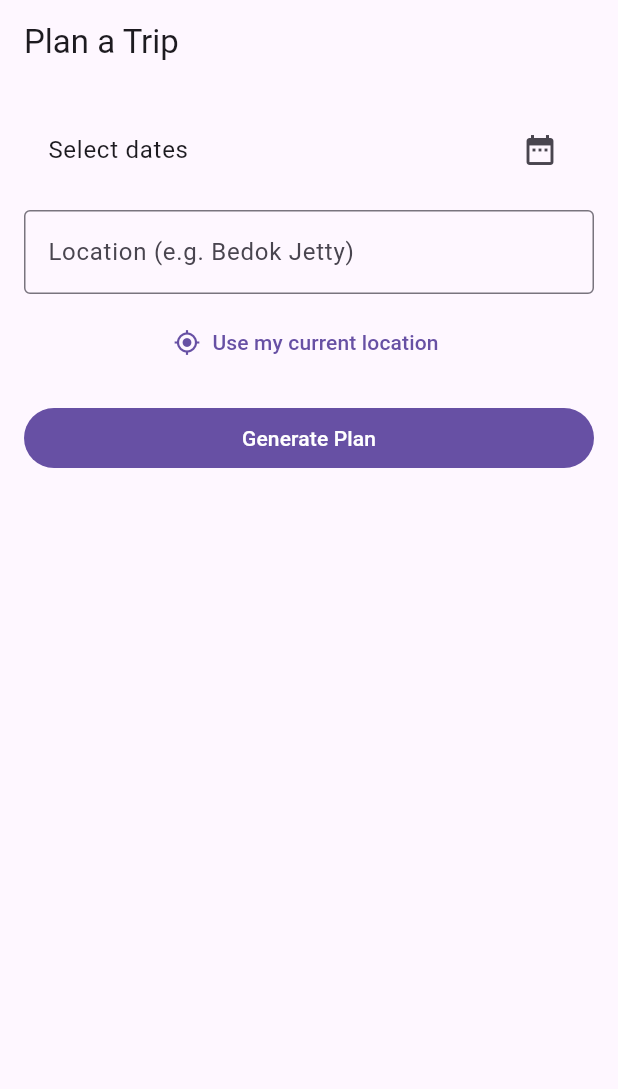
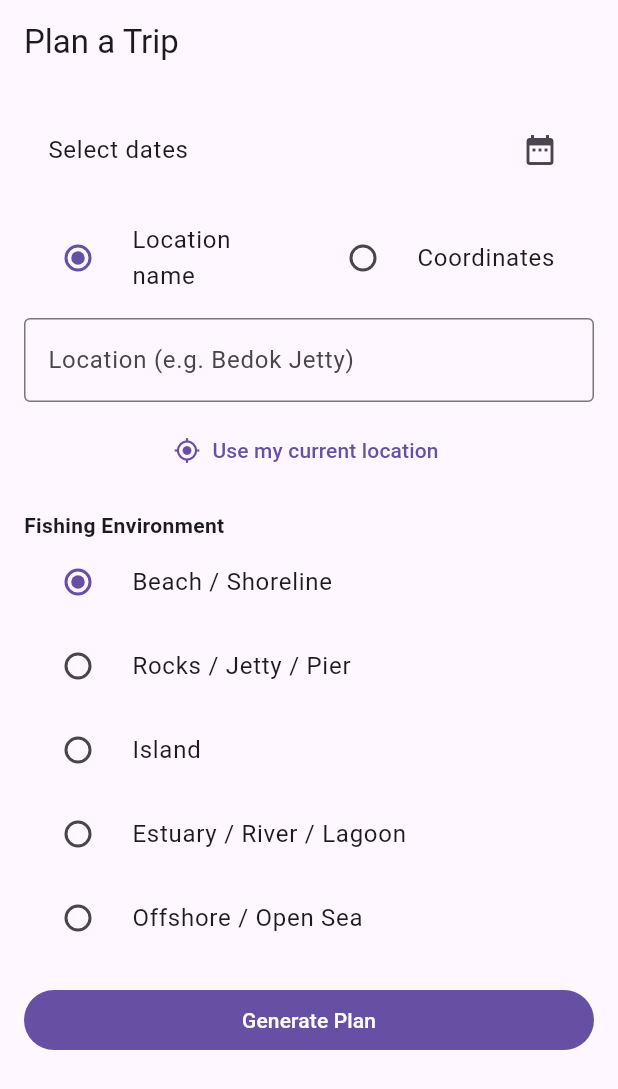
Before and after one commit to jemaineosia/anglers_spot, a Flutter app: the screen it shows after launch, on a phone screen of 412 x 824 dp. Shown: the top 1089 px of the screen. Run offline on Flutter 3.47's test engine with Material 3 defaults, Android fonts, the light colour scheme and no system bars; our stand-ins replace flutter_riverpod, geolocator, logger, lucide_icons, supabase_flutter; accounts and stored records are empty.

Commit message:
added radio button for fishing environment

```diff
--- /dev/null
+++ b/lib/core/models/environment_type.dart
@@ -0,0 +1 @@
+enum EnvironmentType { beach, rocks, island, estuary, offshore }
--- a/lib/features/plan/providers/forecast_provider.dart
+++ b/lib/features/plan/providers/forecast_provider.dart
@@ -1,3 +1,4 @@
+import 'package:anglers_spot/core/models/environment_type.dart';
 import 'package:flutter_riverpod/flutter_riverpod.dart';
 
 import '../services/forecast_service.dart';
@@ -8,6 +9,7 @@ class ForecastParams {
   final DateTime start;
   final DateTime end;
   final String locationName;
+  final EnvironmentType environment;
 
   const ForecastParams({
     required this.lat,
@@ -15,6 +17,7 @@ class ForecastParams {
     required this.start,
     required this.end,
     required this.locationName,
+    required this.environment,
   });
 
   @override
@@ -25,10 +28,12 @@ class ForecastParams {
           lon == other.lon &&
           start == other.start &&
           end == other.end &&
-          locationName == other.locationName;
+          locationName == other.locationName &&
+          environment == other.environment;
 
   @override
-  int get hashCode => Object.hash(lat, lon, start, end, locationName);
+  int get hashCode =>
+      Object.hash(lat, lon, start, end, locationName, environment);
 }
 
 final forecastProvider = FutureProvider.autoDispose
--- a/lib/features/plan/view/planner_screen.dart
+++ b/lib/features/plan/view/planner_screen.dart
@@ -3,9 +3,12 @@ import 'package:flutter/material.dart';
 import 'package:flutter_riverpod/flutter_riverpod.dart';
 import 'package:geolocator/geolocator.dart';
 
+import '../../../core/models/environment_type.dart';
 import '../providers/forecast_provider.dart';
 import '../services/geocoding_service.dart';
 import 'forecast_result_page.dart';
+
+enum SearchMode { locationName, coordinates }
 
 class PlannerScreen extends ConsumerStatefulWidget {
   const PlannerScreen({super.key});
@@ -16,12 +19,19 @@ class PlannerScreen extends ConsumerStatefulWidget {
 class _PlannerScreenState extends ConsumerState<PlannerScreen> {
   DateTimeRange? _range;
   final _location = TextEditingController();
+  final _lat = TextEditingController();
+  final _lon = TextEditingController();
+
+  SearchMode _mode = SearchMode.locationName;
+  EnvironmentType _environment = EnvironmentType.beach;
 
   bool _loading = false;
 
   @override
   void dispose() {
     _location.dispose();
+    _lat.dispose();
+    _lon.dispose();
     super.dispose();
   }
 
@@ -69,15 +79,25 @@ class _PlannerScreenState extends ConsumerState<PlannerScreen> {
   }
 
   Future<void> _generate() async {
-    if (_range == null || _location.text.trim().isEmpty) {
-      ScaffoldMessenger.of(context).showSnackBar(
-        const SnackBar(content: Text('Pick dates and enter a location')),
-      );
+    if (_range == null) {
+      ScaffoldMessenger.of(
+        context,
+      ).showSnackBar(const SnackBar(content: Text('Pick dates first')));
       return;
     }
 
     setState(() => _loading = true);
     try {
+      double lat, lon;
+      String locationName;
+
+      if (_mode == SearchMode.locationName) {
+        if (_location.text.trim().isEmpty) {
+          ScaffoldMessenger.of(context).showSnackBar(
+            const SnackBar(content: Text('Enter a location name')),
+          );
+          return;
+        }
         final svc = GeocodingService();
         final coords = await svc.fetchCoordinates(_location.text.trim());
 
@@ -88,13 +108,28 @@ class _PlannerScreenState extends ConsumerState<PlannerScreen> {
           ).showSnackBar(const SnackBar(content: Text('Location not found')));
           return;
         }
+        lat = coords['lat']!;
+        lon = coords['lon']!;
+        locationName = _location.text.trim();
+      } else {
+        if (_lat.text.trim().isEmpty || _lon.text.trim().isEmpty) {
+          ScaffoldMessenger.of(context).showSnackBar(
+            const SnackBar(content: Text('Enter both latitude and longitude')),
+          );
+          return;
+        }
+        lat = double.tryParse(_lat.text.trim()) ?? 0;
+        lon = double.tryParse(_lon.text.trim()) ?? 0;
+        locationName = "${lat.toStringAsFixed(4)}, ${lon.toStringAsFixed(4)}";
+      }
 
       final params = ForecastParams(
-        lat: coords['lat']!,
-        lon: coords['lon']!,
+        lat: lat,
+        lon: lon,
         start: _range!.start,
         end: _range!.end,
-        locationName: _location.text.trim(),
+        locationName: locationName,
+        environment: _environment, // pass environment
       );
 
       if (!mounted) return;
@@ -131,7 +166,33 @@ class _PlannerScreenState extends ConsumerState<PlannerScreen> {
           ),
           const SizedBox(height: 12),
 
-          // Location input
+          // Mode selector
+          Row(
+            children: [
+              Expanded(
+                child: RadioListTile<SearchMode>(
+                  title: const Text("Location name"),
+                  value: SearchMode.locationName,
+                  groupValue: _mode,
+                  onChanged: (SearchMode? val) =>
+                      setState(() => _mode = val ?? SearchMode.locationName),
+                ),
+              ),
+              Expanded(
+                child: RadioListTile<SearchMode>(
+                  title: const Text("Coordinates"),
+                  value: SearchMode.coordinates,
+                  groupValue: _mode,
+                  onChanged: (SearchMode? val) =>
+                      setState(() => _mode = val ?? SearchMode.coordinates),
+                ),
+              ),
+            ],
+          ),
+          const SizedBox(height: 8),
+
+          // Location input or coordinates input
+          if (_mode == SearchMode.locationName) ...[
             TextField(
               controller: _location,
               decoration: const InputDecoration(
@@ -140,12 +201,72 @@ class _PlannerScreenState extends ConsumerState<PlannerScreen> {
               ),
             ),
             const SizedBox(height: 8),
-
-          // Use current location
             TextButton.icon(
               icon: const Icon(Icons.my_location),
               label: const Text('Use my current location'),
               onPressed: _useCurrentLocation,
+            ),
+          ] else ...[
+            TextField(
+              controller: _lat,
+              keyboardType: TextInputType.number,
+              decoration: const InputDecoration(
+                labelText: 'Latitude',
+                border: OutlineInputBorder(),
+              ),
+            ),
+            const SizedBox(height: 8),
+            TextField(
+              controller: _lon,
+              keyboardType: TextInputType.number,
+              decoration: const InputDecoration(
+                labelText: 'Longitude',
+                border: OutlineInputBorder(),
+              ),
+            ),
+          ],
+
+          const SizedBox(height: 16),
+
+          // Environment selector
+          const Text(
+            "Fishing Environment",
+            style: TextStyle(fontWeight: FontWeight.bold),
+          ),
+          RadioListTile<EnvironmentType>(
+            title: const Text("Beach / Shoreline"),
+            value: EnvironmentType.beach,
+            groupValue: _environment,
+            onChanged: (EnvironmentType? val) =>
+                setState(() => _environment = val ?? EnvironmentType.beach),
+          ),
+          RadioListTile<EnvironmentType>(
+            title: const Text("Rocks / Jetty / Pier"),
+            value: EnvironmentType.rocks,
+            groupValue: _environment,
+            onChanged: (EnvironmentType? val) =>
+                setState(() => _environment = val ?? EnvironmentType.rocks),
+          ),
+          RadioListTile<EnvironmentType>(
+            title: const Text("Island"),
+            value: EnvironmentType.island,
+            groupValue: _environment,
+            onChanged: (EnvironmentType? val) =>
+                setState(() => _environment = val ?? EnvironmentType.island),
+          ),
+          RadioListTile<EnvironmentType>(
+            title: const Text("Estuary / River / Lagoon"),
+            value: EnvironmentType.estuary,
+            groupValue: _environment,
+            onChanged: (EnvironmentType? val) =>
+                setState(() => _environment = val ?? EnvironmentType.estuary),
+          ),
+          RadioListTile<EnvironmentType>(
+            title: const Text("Offshore / Open Sea"),
+            value: EnvironmentType.offshore,
+            groupValue: _environment,
+            onChanged: (EnvironmentType? val) =>
+                setState(() => _environment = val ?? EnvironmentType.offshore),
           ),
 
           const SizedBox(height: 16),
```
Lines whose indentation alone changed are shown as unchanged.
